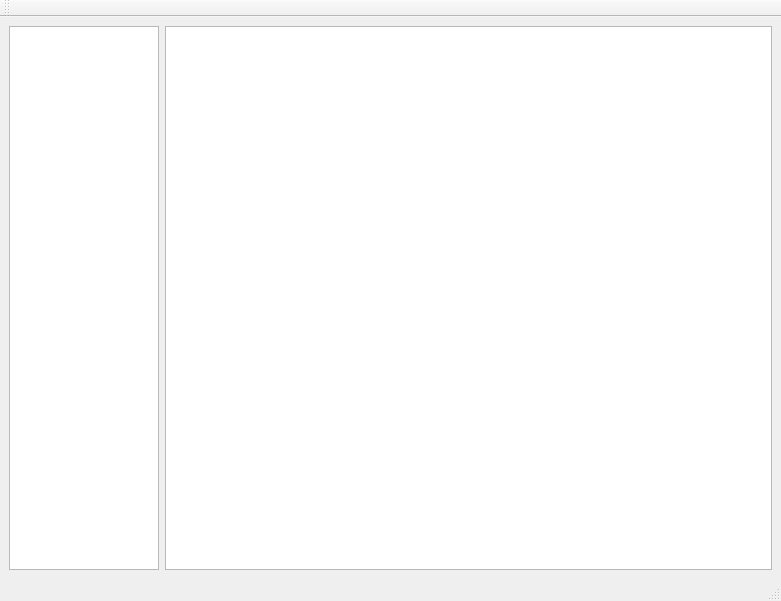
First picture: the form in MyFileManager/mainwindow.ui, repository Mr-Morgan/Qt, before the edit.
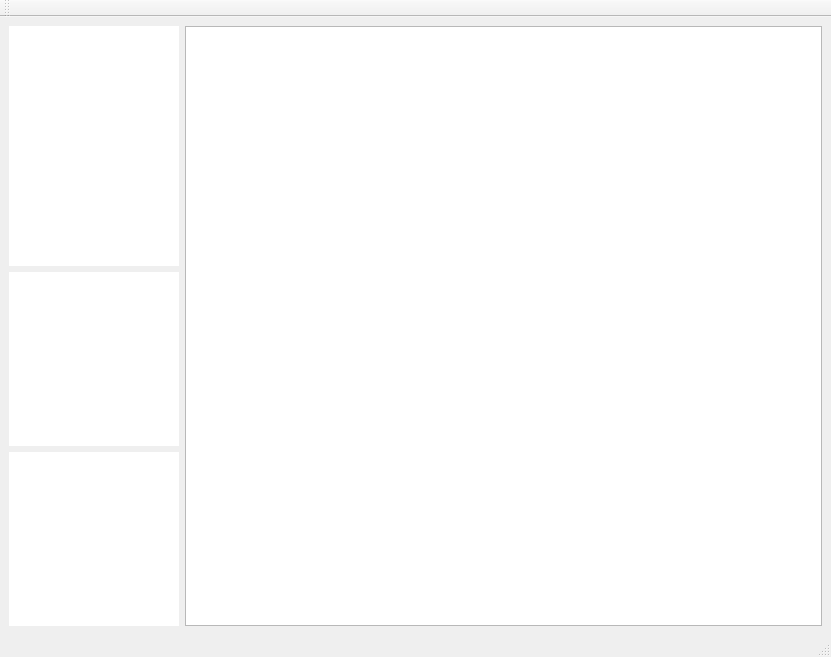
Second picture: the form after the edit. Icons and pictures are not drawn.

What changed in the file:
```diff
--- a/MyFileManager/mainwindow.ui
+++ b/MyFileManager/mainwindow.ui
@@ -6,8 +6,8 @@
    <rect>
     <x>0</x>
     <y>0</y>
-    <width>781</width>
-    <height>601</height>
+    <width>831</width>
+    <height>657</height>
    </rect>
   </property>
   <property name="windowTitle">
@@ -19,8 +19,17 @@
   </property>
   <widget class="QWidget" name="centralwidget">
    <layout class="QGridLayout" name="gridLayout">
-    <item row="0" column="1">
+    <item row="0" column="1" rowspan="3">
      <widget class="QListView" name="listView">
+      <property name="minimumSize">
+       <size>
+        <width>500</width>
+        <height>0</height>
+       </size>
+      </property>
+      <property name="dragEnabled">
+       <bool>true</bool>
+      </property>
       <property name="dragDropMode">
        <enum>QAbstractItemView::NoDragDrop</enum>
       </property>
@@ -31,11 +40,100 @@
     </item>
     <item row="0" column="0">
      <widget class="QListView" name="favour">
+      <property name="minimumSize">
+       <size>
+        <width>170</width>
+        <height>240</height>
+       </size>
+      </property>
       <property name="maximumSize">
        <size>
-        <width>150</width>
+        <width>170</width>
+        <height>240</height>
+       </size>
+      </property>
+      <property name="frameShape">
+       <enum>QFrame::NoFrame</enum>
+      </property>
+      <property name="lineWidth">
+       <number>0</number>
+      </property>
+      <property name="verticalScrollBarPolicy">
+       <enum>Qt::ScrollBarAlwaysOff</enum>
+      </property>
+      <property name="horizontalScrollBarPolicy">
+       <enum>Qt::ScrollBarAlwaysOff</enum>
+      </property>
+      <property name="showDropIndicator" stdset="0">
+       <bool>true</bool>
+      </property>
+      <property name="dragEnabled">
+       <bool>false</bool>
+      </property>
+      <property name="dragDropMode">
+       <enum>QAbstractItemView::NoDragDrop</enum>
+      </property>
+      <property name="flow">
+       <enum>QListView::TopToBottom</enum>
+      </property>
+     </widget>
+    </item>
+    <item row="2" column="0">
+     <widget class="QListView" name="user_favour">
+      <property name="minimumSize">
+       <size>
+        <width>170</width>
+        <height>0</height>
+       </size>
+      </property>
+      <property name="maximumSize">
+       <size>
+        <width>170</width>
         <height>16777215</height>
        </size>
+      </property>
+      <property name="frameShape">
+       <enum>QFrame::NoFrame</enum>
+      </property>
+      <property name="lineWidth">
+       <number>0</number>
+      </property>
+      <property name="midLineWidth">
+       <number>-3</number>
+      </property>
+      <property name="verticalScrollBarPolicy">
+       <enum>Qt::ScrollBarAlwaysOff</enum>
+      </property>
+      <property name="horizontalScrollBarPolicy">
+       <enum>Qt::ScrollBarAlwaysOff</enum>
+      </property>
+      <property name="dragEnabled">
+       <bool>false</bool>
+      </property>
+      <property name="dragDropMode">
+       <enum>QAbstractItemView::DropOnly</enum>
+      </property>
+     </widget>
+    </item>
+    <item row="1" column="0">
+     <widget class="QListView" name="device">
+      <property name="maximumSize">
+       <size>
+        <width>170</width>
+        <height>16777215</height>
+       </size>
+      </property>
+      <property name="frameShape">
+       <enum>QFrame::NoFrame</enum>
+      </property>
+      <property name="lineWidth">
+       <number>0</number>
+      </property>
+      <property name="verticalScrollBarPolicy">
+       <enum>Qt::ScrollBarAlwaysOff</enum>
+      </property>
+      <property name="horizontalScrollBarPolicy">
+       <enum>Qt::ScrollBarAlwaysOff</enum>
       </property>
      </widget>
     </item>
```
Left out of the diff: 4 changed lines with no effect on the pictures.
